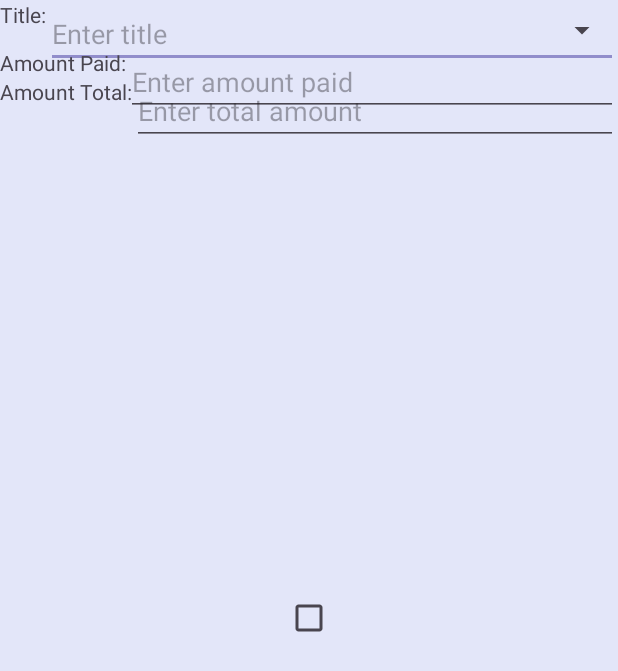
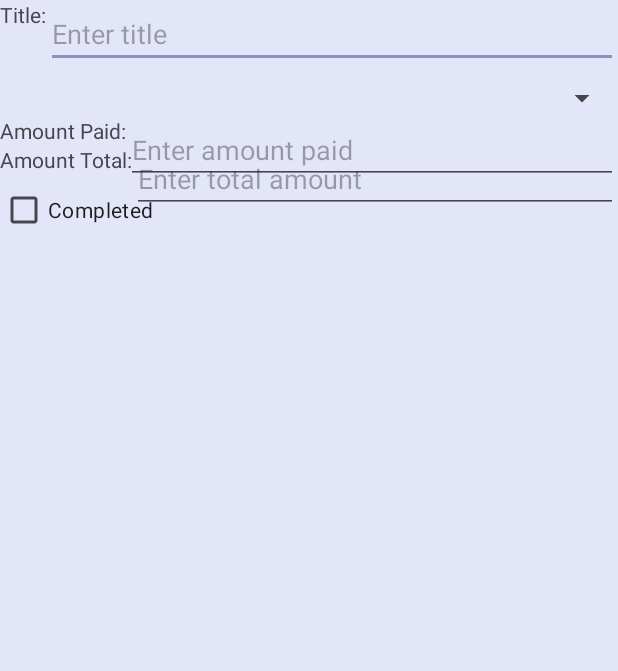
Before and after one commit to denibel04/android-nookstoolbox, an Android app: the layout loan_dialog.xml on its own in the app's theme, with its tools: preview values and no code run, on a phone screen of 412 x 824 dp. Shown: the top 671 px of the screen. Run offline under Robolectric (Android 15) with nearby library versions, the phone set to English and light mode, and no system bars.

Commit message:
loans create in firebase, renamed files and fixed loans nav

```diff
--- a/app/src/main/java/com/example/animalcrossing/data/api/AcnhApiModel.kt
+++ b/app/src/main/java/com/example/animalcrossing/data/firebase/AcnhFirebaseModel.kt
@@ -1,10 +1,6 @@
-package com.example.animalcrossing.data.api
+package com.example.animalcrossing.data.firebase
 
 import com.example.animalcrossing.data.db.VillagerEntity
-import java.time.Month
-
-class AcnhApiModel {}
-
 
 data class VillagerDetail (
     val name:String,
--- a/app/src/main/java/com/example/animalcrossing/ui/loansDetail/LoansDetailFragment.kt
+++ b/app/src/main/java/com/example/animalcrossing/ui/loansDetail/LoansDetailFragment.kt
@@ -80,7 +80,7 @@ class LoansDetailFragment : Fragment() {
         val amountTotalEdit = binding.amountTotal
         val completedCheckBox = binding.completedStatus
 
-        val types = arrayOf("Puente", "Escalera", "Casa")
+        val types = arrayOf("bridge", "stairs", "house")
         val adapter = ArrayAdapter(requireContext(), android.R.layout.simple_spinner_item, types)
         adapter.setDropDownViewResource(android.R.layout.simple_spinner_dropdown_item)
         typeSpinner.adapter = adapter
--- a/app/src/main/res/layout/loan_dialog.xml
+++ b/app/src/main/res/layout/loan_dialog.xml
@@ -23,15 +23,13 @@
 
     <Spinner
         android:id="@+id/typeSpinner"
-        android:layout_width="match_parent"
+        android:layout_width="0dp"
         android:layout_height="wrap_content"
         android:hint="Tipo de Deuda"
         android:layout_marginTop="8dp"
         app:layout_constraintEnd_toEndOf="parent"
-        app:layout_constraintStart_toEndOf="@id/title"
-        app:layout_constraintTop_toTopOf="@id/title"
-        style="@style/Widget.MaterialComponents.TextInputLayout.OutlinedBox.ExposedDropdownMenu"/>
-
+        app:layout_constraintStart_toStartOf="parent"
+        app:layout_constraintTop_toBottomOf="@id/title" />
 
 
     <TextView
@@ -72,11 +70,10 @@
 
     <com.google.android.material.checkbox.MaterialCheckBox
         android:id="@+id/completedStatus"
-        android:layout_width="match_parent"
-        android:layout_height="match_parent"
-        app:layout_constraintEnd_toEndOf="parent"
-        app:layout_constraintStart_toEndOf="@id/amountTotal"
-        app:layout_constraintTop_toTopOf="@id/amountTotal"
-        />
+        android:layout_width="wrap_content"
+        android:layout_height="wrap_content"
+        android:text="Completed"
+        app:layout_constraintStart_toStartOf="parent"
+        app:layout_constraintTop_toBottomOf="@id/amountTotalTextView" />
 
 </androidx.constraintlayout.widget.ConstraintLayout>
```
Also changed, not shown: app/src/main/java/com/example/animalcrossing/data/firebase/AcnhFirebase.kt (renamed from app/src/main/java/com/example/animalcrossing/data/api/AcnhApi.kt, +72 -58 lines), app/src/main/java/com/example/animalcrossing/data/firebase/AcnhFirebaseRepository.kt (renamed from app/src/main/java/com/example/animalcrossing/data/api/AcnhApiRepository.kt, +12 -2 lines), app/src/main/java/com/example/animalcrossing/data/repository/IslandRepository.kt (+5 -5 lines), app/src/main/java/com/example/animalcrossing/data/repository/LoanRepository.kt (+3 -9 lines), app/src/main/java/com/example/animalcrossing/data/repository/UserRepository.kt (+2 -10 lines), app/src/main/java/com/example/animalcrossing/data/repository/VillagerRepository.kt (+3 -4 lines), app/src/main/java/com/example/animalcrossing/ui/MainActivity.kt (+0 -8 lines), app/src/main/res/drawable/ic_loans.xml (added, +10 -0 lines), app/src/main/res/menu/bottom_nav_menu.xml (+4 -4 lines), app/src/main/res/values/strings.xml (+3 -10 lines), 3 other files.
